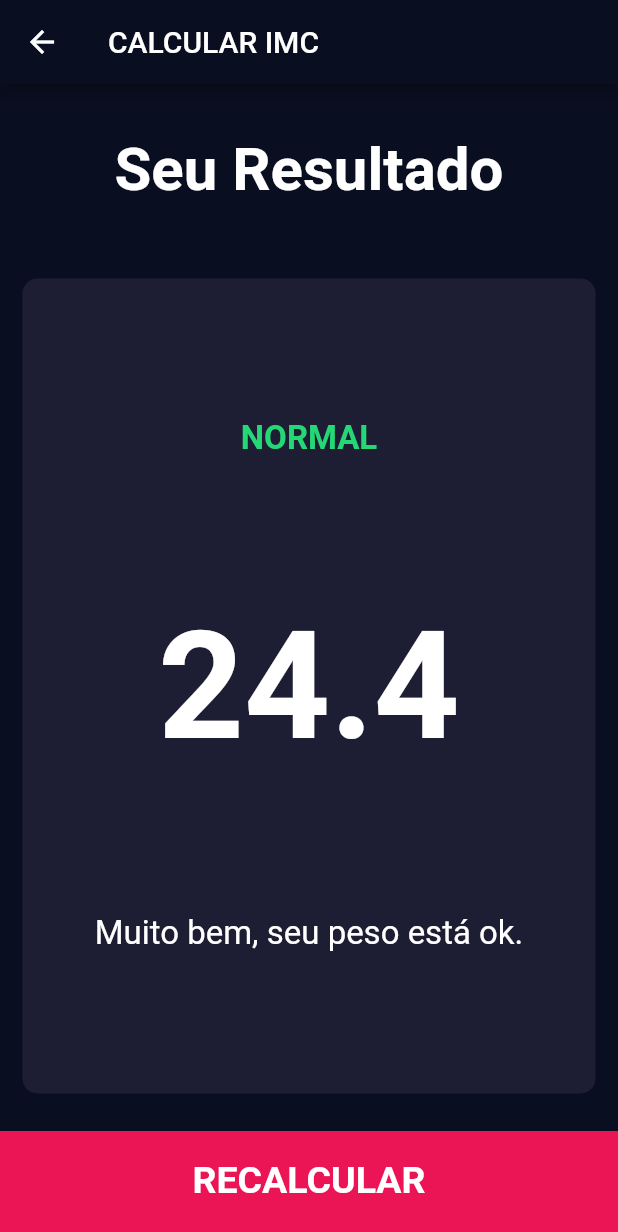
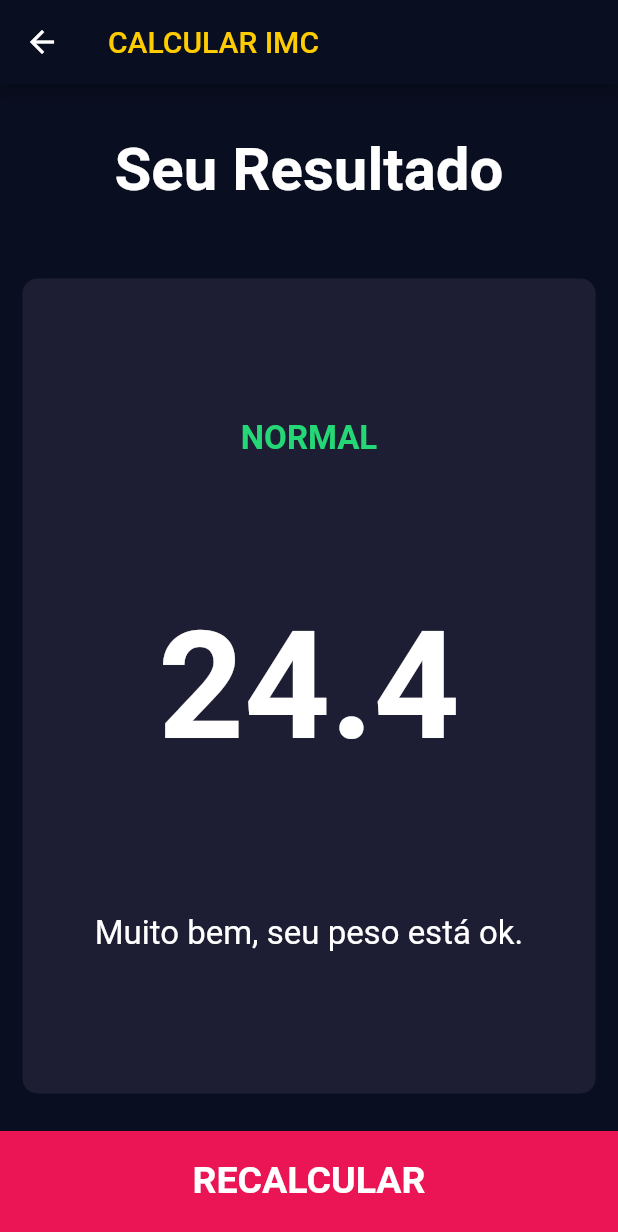
Before and after one commit to AlexPauloVieira/BMICalculator_Flutter, a Flutter app: the screen it shows after launch, after a tap on "CALCULAR", on a phone screen of 412 x 824 dp. Shown: the top 1232 px of the screen. Run offline on Flutter 3.47's test engine with Material 2 defaults, Android fonts, the phone set to English and light mode, and no system bars; our stand-ins replace font_awesome_flutter.

```diff
--- a/lib/screens/results_page.dart
+++ b/lib/screens/results_page.dart
@@ -17,7 +17,12 @@ class ResultsPage extends StatelessWidget {
   Widget build(BuildContext context) {
     return Scaffold(
       appBar: AppBar(
-        title: Text('CALCULAR IMC'),
+        title: Text(
+          'CALCULAR IMC',
+          style: TextStyle(
+            color: Color(0xFFFFCC00),
+          ),
+        ),
       ),
       body: Column(
         mainAxisAlignment: MainAxisAlignment.spaceEvenly,
```
Also changed, not shown: bmi.gif (added).
